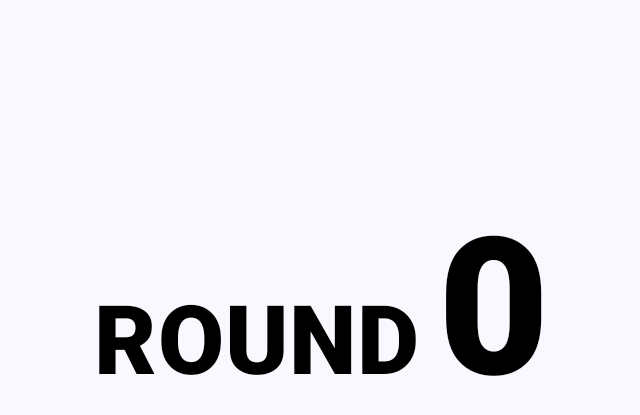
After one commit to SamsonHa2/Playing-With-Fire, an Android app built with Jetpack Compose: the composable GameNewRound called with empty values, on a phone screen of 824 x 412 dp (held sideways). The commit adds this screen. Shown: the top 415 px of the screen, without its empty margins (296-936 px from the left). Run offline under Robolectric (Android 15) with nearby library versions, the phone set to English and light mode, and no system bars.

Commit message:
Add Rounds / Win counter

```diff
--- a/app/src/main/java/com/example/playingwithfire/model/GameState.kt
+++ b/app/src/main/java/com/example/playingwithfire/model/GameState.kt
@@ -5,5 +5,6 @@ data class GameState(
     val players: List<Player>,
     val bombs: List<Bomb>,
     val explosions: List<Explosion>,
-    val powerUps: List<PowerUp>
+    val powerUps: List<PowerUp>,
+    val round: Int
 )
--- a/app/src/main/java/com/example/playingwithfire/model/Player.kt
+++ b/app/src/main/java/com/example/playingwithfire/model/Player.kt
@@ -6,10 +6,10 @@ data class Player(
     val id: String,
     val name: String,
     var position: Position,
+    var wins: Int = 0,
     var bombs: MutableList<Bomb> = ArrayList(),
     var hp: Int = 100,
     val size: Float = 0.9f,
-    val isAlive: Boolean = true,
     var bombCount: Int = 1,
     var fireRange: Int = 1,
     var speed: Float = 2f,
--- /dev/null
+++ b/app/src/main/java/com/example/playingwithfire/ui/game/GameNewRound.kt
@@ -0,0 +1,123 @@
+package com.example.playingwithfire.ui.game
+
+import androidx.compose.animation.core.Animatable
+import androidx.compose.animation.core.FastOutSlowInEasing
+import androidx.compose.animation.core.tween
+import androidx.compose.foundation.layout.Box
+import androidx.compose.foundation.layout.Row
+import androidx.compose.foundation.layout.Spacer
+import androidx.compose.foundation.layout.fillMaxSize
+import androidx.compose.foundation.layout.width
+import androidx.compose.foundation.layout.wrapContentSize
+import androidx.compose.material3.Text
+import androidx.compose.runtime.Composable
+import androidx.compose.runtime.LaunchedEffect
+import androidx.compose.runtime.remember
+import androidx.compose.ui.Alignment
+import androidx.compose.ui.Modifier
+import androidx.compose.ui.draw.alpha
+import androidx.compose.ui.graphics.Color
+import androidx.compose.ui.graphics.graphicsLayer
+import androidx.compose.ui.layout.FirstBaseline
+import androidx.compose.ui.text.font.FontWeight
+import androidx.compose.ui.unit.dp
+import androidx.compose.ui.unit.sp
+import kotlinx.coroutines.delay
+
+@Composable
+fun GameNewRound(roundNumber: Int){
+    Box(
+        modifier = Modifier.fillMaxSize(),
+        contentAlignment = Alignment.Center
+    ) {
+        Row(
+            modifier = Modifier.wrapContentSize(),
+            verticalAlignment = Alignment.Bottom
+        ) {
+            val roundAlpha = remember { Animatable(0f) }
+
+            LaunchedEffect(roundNumber) {
+                delay(250)
+                roundAlpha.animateTo(
+                    targetValue = 1f,
+                    animationSpec = tween(durationMillis = 250)
+                )
+                delay(1500)
+                roundAlpha.animateTo(
+                    targetValue = 0f,
+                    animationSpec = tween(durationMillis = 250)
+                )
+            }
+
+            Text(
+                text = "ROUND",
+                fontSize = 64.sp,
+                fontWeight = FontWeight.ExtraBold,
+                color = Color.Black,
+                modifier = Modifier
+                    .alignBy(FirstBaseline)
+                    .alpha(roundAlpha.value)
+            )
+
+            Spacer(modifier = Modifier.width(12.dp))
+
+            val animatedOffsetX = remember { Animatable(-4000f) }
+
+            LaunchedEffect(roundNumber) {
+                animatedOffsetX.animateTo(
+                    targetValue = 0f,
+                    animationSpec = tween(
+                        durationMillis = 500,
+                        easing = FastOutSlowInEasing
+                    )
+                )
+                delay(1500)
+                animatedOffsetX.animateTo(
+                    targetValue = 4000f,
+                    animationSpec = tween(durationMillis = 250)
+                )
+            }
+
+            Text(
+                text = "$roundNumber",
+                fontSize = 128.sp,
+                fontWeight = FontWeight.ExtraBold,
+                color = Color.Black,
+                modifier = Modifier
+                    .alignBy(FirstBaseline)
+                    .graphicsLayer { translationX = animatedOffsetX.value }
+            )
+        }
+
+        val roundAlpha = remember { Animatable(0f) }
+
+        val fontSizeAnim = remember { Animatable(256f) } // animate as Float (sp value)
+
+        LaunchedEffect(roundNumber) {
+            delay(2000)
+            roundAlpha.animateTo(
+                targetValue = 1f,
+                animationSpec = tween(durationMillis = 250)
+            )
+            fontSizeAnim.animateTo(
+                targetValue = 128f, // target size in sp
+                animationSpec = tween(durationMillis = 50)
+            )
+            delay(1500)
+            roundAlpha.animateTo(
+                targetValue = 0f,
+                animationSpec = tween(durationMillis = 250)
+            )
+
+        }
+
+        Text(
+            text = "FIGHT",
+            fontSize = fontSizeAnim.value.sp, // convert Float to sp
+            fontWeight = FontWeight.ExtraBold,
+            color = Color.Black,
+            modifier = Modifier
+                .alpha(roundAlpha.value)
+        )
+    }
+}
--- a/app/src/main/java/com/example/playingwithfire/ui/game/GameScreen.kt
+++ b/app/src/main/java/com/example/playingwithfire/ui/game/GameScreen.kt
@@ -85,6 +85,7 @@ fun GameScreen(
     val bombs = gameState.bombs
     val explosions = gameState.explosions
     val powerUps = gameState.powerUps
+    val round = gameState.round
 
     val context = LocalContext.current
     val bombBitmap = remember { ImageBitmap.imageResource(context.resources, R.drawable.bomb) }
@@ -226,7 +227,8 @@ fun GameScreen(
                 )
             }
         }
-        GamePlayerHud(Modifier.padding(maxHeight*0.02f), players)
+        GamePlayerHud(Modifier.padding(maxHeight*0.02f), players, round)
+        GameNewRound(round)
     }
 }
 
```
Also changed, not shown: app/src/main/java/com/example/playingwithfire/domain/GameEngine.kt (+42 -6 lines), app/src/main/java/com/example/playingwithfire/ui/game/GamePlayerHud.kt (+28 -51 lines).
